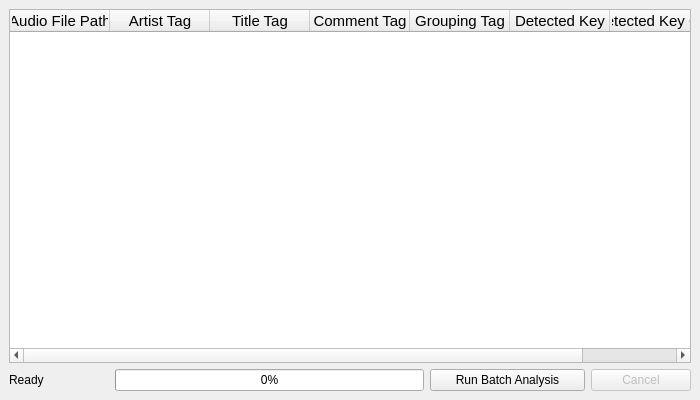
This is batchwindow.ui in ibsh/is_KeyFinder as Qt 5 draws it before an edit. The edited form follows.
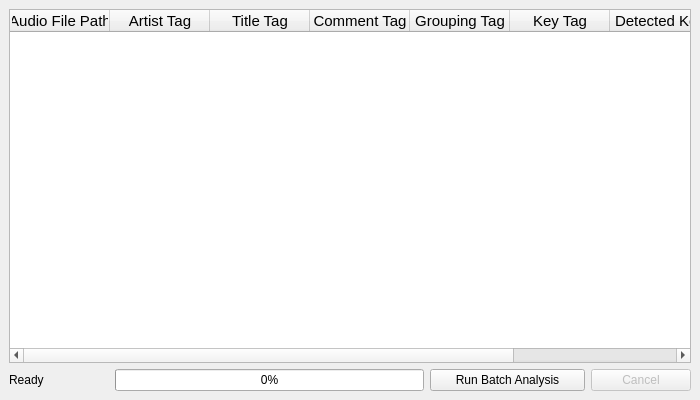
This is the edited form.

Commit message: More Initial Key tag impn

Diff of the .ui file:
```diff
--- a/batchwindow.ui
+++ b/batchwindow.ui
@@ -65,6 +65,11 @@
         <string>Grouping Tag</string>
        </property>
       </column>
+      <column>
+       <property name="text">
+        <string>Key Tag</string>
+       </property>
+      </column>
       <column>
        <property name="text">
         <string>Detected Key</string>
```
The commit also changes 1 other file.
